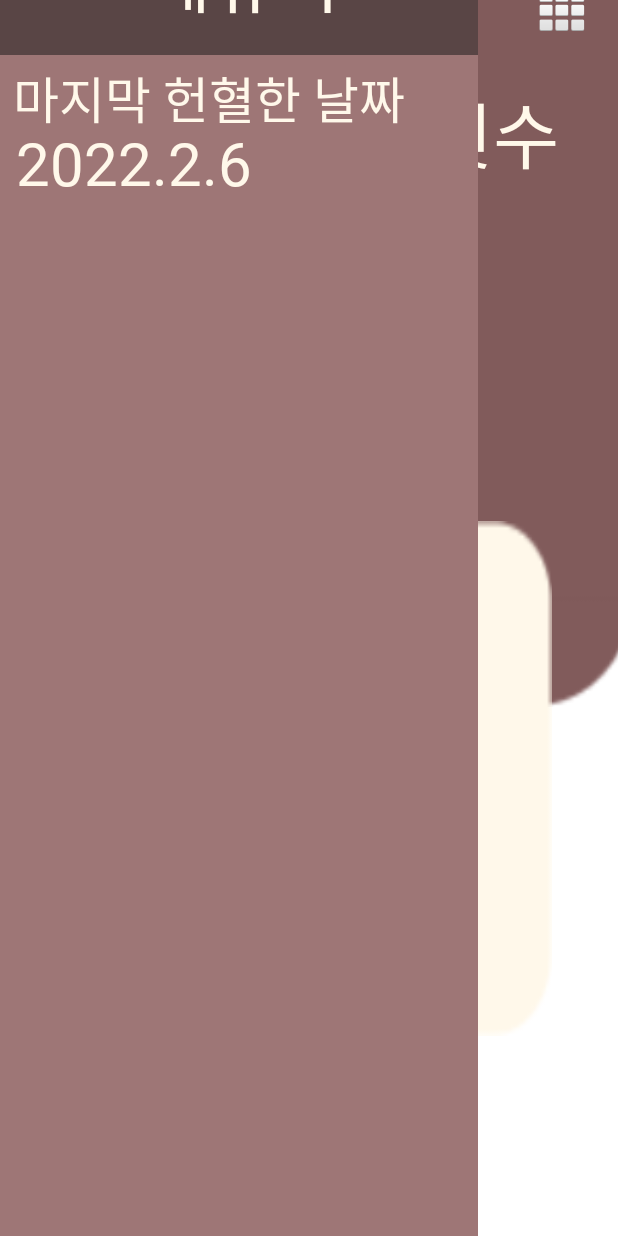
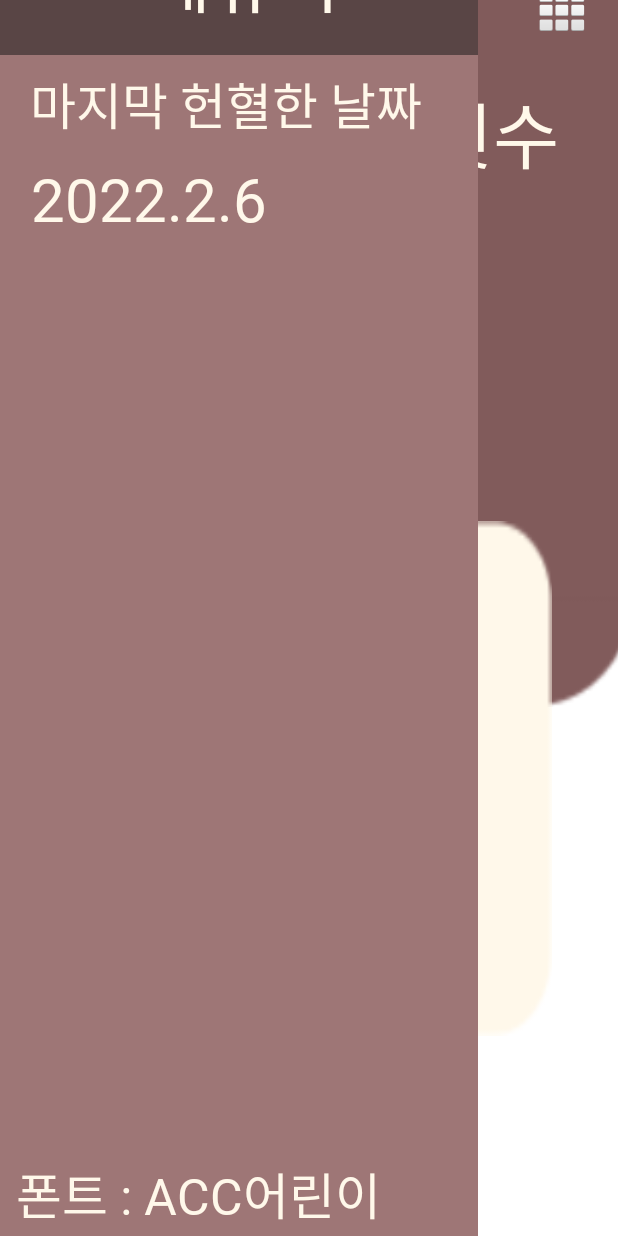
Before and after one commit to KimKiHyun0206/S2E2, an Android app: the screen it shows after launch (MainActivity), after a tap on an icon or button, on a phone screen of 412 x 824 dp. Run offline under Robolectric (Android 15) with nearby library versions, the phone set to English and light mode, and no system bars.

Commit message:
저작권 : 폰트

```diff
--- a/app/src/main/res/layout/activity_main.xml
+++ b/app/src/main/res/layout/activity_main.xml
@@ -156,10 +156,10 @@
                 android:layout_alignParentTop="true"
                 android:layout_alignParentEnd="true"
                 android:layout_alignParentBottom="true"
-                android:layout_marginStart="10dp"
-                android:layout_marginTop="113dp"
-                android:layout_marginEnd="-4dp"
-                android:layout_marginBottom="731dp"
+                android:layout_marginStart="21dp"
+                android:layout_marginTop="117dp"
+                android:layout_marginEnd="-15dp"
+                android:layout_marginBottom="727dp"
                 android:fontFamily="@font/acc"
                 android:text="마지막 헌혈한 날짜"
                 android:textColor="@color/brown1"
@@ -172,13 +172,35 @@
                 android:layout_alignParentStart="true"
                 android:layout_alignParentEnd="true"
                 android:layout_alignParentBottom="true"
-                android:layout_marginStart="12dp"
-                android:layout_marginEnd="0dp"
-                android:layout_marginBottom="706dp"
+                android:layout_marginStart="22dp"
+                android:layout_marginTop="7dp"
+                android:layout_marginEnd="-10dp"
+                android:layout_marginBottom="682dp"
                 android:fontFamily="@font/acc"
                 android:text="2022.8.16"
                 android:textColor="@color/brown1"
                 android:textSize="60px" />
+
+            <TextView
+                android:id="@+id/textView"
+                android:layout_width="wrap_content"
+                android:layout_height="wrap_content"
+                android:text="TextView" />
+
+            <TextView
+                android:id="@+id/textView2"
+                android:fontFamily="@font/acc"
+                android:layout_width="268dp"
+                android:textSize="50px"
+                android:textColor="@color/brown1"
+                android:layout_height="48dp"
+                android:layout_alignParentStart="true"
+                android:layout_alignParentEnd="true"
+                android:layout_alignParentBottom="true"
+                android:layout_marginStart="12dp"
+                android:layout_marginEnd="40dp"
+                android:layout_marginBottom="13dp"
+                android:text="폰트 : ACC어린이마음고운체" />
 
         </RelativeLayout>
 
```
